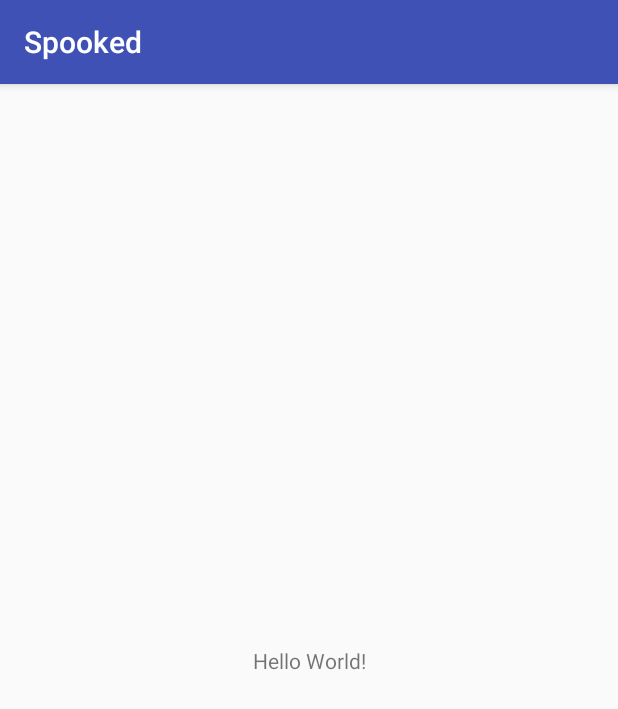
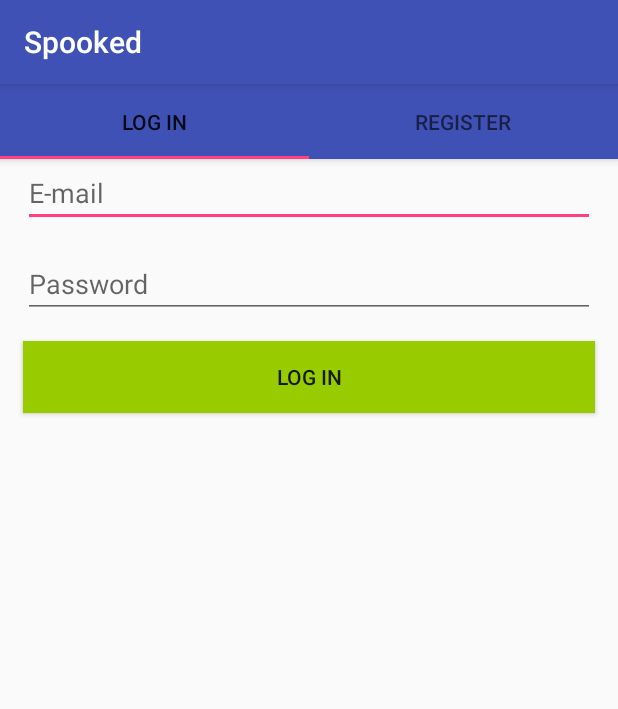
Before and after one commit to BredeFK/Spooked, an Android app: the screen it shows after launch (MainActivity), on a phone screen of 412 x 824 dp. Shown: the top 709 px of the screen. Run offline under Robolectric (Android 15) with nearby library versions, the light colour scheme and no system bars; our stand-ins replace Firebase (no records; nobody signed in at launch, a user with empty details on screens opened directly).

Commit message:
Added firebase and started on users

```diff
--- /dev/null
+++ b/app/src/main/java/gamejam/spooked/com/spooked/LogIn.java
@@ -0,0 +1,33 @@
+package gamejam.spooked.com.spooked;
+
+import android.os.Bundle;
+import android.support.v4.app.Fragment;
+import android.view.LayoutInflater;
+import android.view.View;
+import android.view.ViewGroup;
+import android.widget.Button;
+import android.widget.EditText;
+
+public class LogIn extends Fragment {
+    private EditText editEmail;
+    private EditText editpass;
+    private Button buttonLogin;
+
+    @Override
+    public View onCreateView(LayoutInflater inflater, ViewGroup container, Bundle savedInstanceState) {
+        View view = inflater.inflate(R.layout.fragment_log_in, container, false);
+        initialise(view);
+
+        return view;
+    }
+
+    private void initialise(View view){
+        editEmail = view.findViewById(R.id.editEmailLogin);
+        editpass = view.findViewById(R.id.editPasswordLogin);
+        buttonLogin = view.findViewById(R.id.btnLogin);
+
+    }
+
+
+
+}
--- a/app/src/main/java/gamejam/spooked/com/spooked/MainActivity.java
+++ b/app/src/main/java/gamejam/spooked/com/spooked/MainActivity.java
@@ -1,13 +1,49 @@
 package gamejam.spooked.com.spooked;
 
+import android.content.Intent;
+import android.support.design.widget.TabLayout;
+import android.support.v4.app.FragmentPagerAdapter;
+import android.support.v4.view.PagerAdapter;
+import android.support.v4.view.ViewPager;
 import android.support.v7.app.AppCompatActivity;
 import android.os.Bundle;
 
+import com.google.firebase.auth.FirebaseAuth;
+import com.google.firebase.auth.FirebaseUser;
+
 public class MainActivity extends AppCompatActivity {
+    private FirebaseAuth auth;
+    private FirebaseUser user;
 
     @Override
     protected void onCreate(Bundle savedInstanceState) {
         super.onCreate(savedInstanceState);
         setContentView(R.layout.activity_main);
+
+        initialise();
+
+        // User is logged in
+        if(user != null){
+            Intent intent = new Intent(MainActivity.this, MapActivity.class);
+            startActivity(intent);
+        }
+    }
+
+    private void initialise(){
+        auth = FirebaseAuth.getInstance();
+        user = auth.getCurrentUser();
+        // TODO : make resource string
+        String logIn = "Log in";
+        String register = "Register";
+
+        PageAdapter pageAdapter = new PageAdapter(getSupportFragmentManager());
+        ViewPager viewPager = findViewById(R.id.container);
+        TabLayout layout = findViewById(R.id.tabs);
+
+        pageAdapter.addFragment(new LogIn(), logIn);
+        pageAdapter.addFragment(new register(), register);
+        viewPager.setAdapter(pageAdapter);
+
+        layout.setupWithViewPager(viewPager);
     }
 }
--- /dev/null
+++ b/app/src/main/java/gamejam/spooked/com/spooked/PageAdapter.java
@@ -0,0 +1,38 @@
+package gamejam.spooked.com.spooked;
+
+import android.support.v4.app.Fragment;
+import android.support.v4.app.FragmentManager;
+import android.support.v4.app.FragmentPagerAdapter;
+
+import java.util.ArrayList;
+import java.util.List;
+
+public class PageAdapter extends FragmentPagerAdapter {
+    private static final String TAG = "PageAdapter";
+    private final List<Fragment> fragmentList = new ArrayList<>();
+    private final List<String> fragmentTitleList = new ArrayList<>();
+
+    public PageAdapter(FragmentManager fragmentManager) {
+        super(fragmentManager);
+    }
+
+    public void addFragment(Fragment fragment, String title) {
+        fragmentList.add(fragment);
+        fragmentTitleList.add(title);
+    }
+
+    @Override
+    public CharSequence getPageTitle(int position) {
+        return fragmentTitleList.get(position);
+    }
+
+    @Override
+    public Fragment getItem(int position) {
+        return fragmentList.get(position);
+    }
+
+    @Override
+    public int getCount() {
+        return fragmentList.size();
+    }
+}
--- /dev/null
+++ b/app/src/main/java/gamejam/spooked/com/spooked/register.java
@@ -0,0 +1,36 @@
+package gamejam.spooked.com.spooked;
+
+
+import android.os.Bundle;
+import android.support.v4.app.Fragment;
+import android.view.LayoutInflater;
+import android.view.View;
+import android.view.ViewGroup;
+import android.widget.Button;
+import android.widget.EditText;
+
+public class register extends Fragment {
+    private EditText editName;
+    private EditText editEmail;
+    private EditText editPass;
+    private EditText editConfPass;
+    private Button registerButton;
+
+
+    @Override
+    public View onCreateView(LayoutInflater inflater, ViewGroup container, Bundle savedInstanceState) {
+        View view = inflater.inflate(R.layout.fragment_register, container, false);
+        initialise(view);
+
+        return view;
+    }
+
+    private void initialise(View view){
+        editName = view.findViewById(R.id.editName);
+        editEmail = view.findViewById(R.id.editEmail);
+        editPass = view.findViewById(R.id.editPassword);
+        editConfPass = view.findViewById(R.id.editPassword2);
+        registerButton = view.findViewById(R.id.btnRegister);
+    }
+
+}
--- a/app/src/main/res/layout/activity_main.xml
+++ b/app/src/main/res/layout/activity_main.xml
@@ -1,18 +1,42 @@
 <?xml version="1.0" encoding="utf-8"?>
-<android.support.constraint.ConstraintLayout xmlns:android="http://schemas.android.com/apk/res/android"
+<android.support.design.widget.CoordinatorLayout xmlns:android="http://schemas.android.com/apk/res/android"
     xmlns:app="http://schemas.android.com/apk/res-auto"
     xmlns:tools="http://schemas.android.com/tools"
+    android:id="@+id/main_content"
     android:layout_width="match_parent"
     android:layout_height="match_parent"
+    android:fitsSystemWindows="true"
     tools:context=".MainActivity">
 
-    <TextView
-        android:layout_width="wrap_content"
+    <android.support.design.widget.AppBarLayout
+        android:id="@+id/appbar"
+        android:layout_width="match_parent"
         android:layout_height="wrap_content"
-        android:text="Hello World!"
-        app:layout_constraintBottom_toBottomOf="parent"
-        app:layout_constraintLeft_toLeftOf="parent"
-        app:layout_constraintRight_toRightOf="parent"
-        app:layout_constraintTop_toTopOf="parent" />
+        android:layout_marginTop="0px">
 
-</android.support.constraint.ConstraintLayout>
+        <android.support.design.widget.TabLayout
+            android:id="@+id/tabs"
+            android:layout_width="fill_parent"
+            android:layout_height="50dp">
+
+            <android.support.design.widget.TabItem
+                android:id="@+id/tabItem1"
+                android:layout_width="wrap_content"
+                android:layout_height="wrap_content" />
+
+            <android.support.design.widget.TabItem
+                android:id="@+id/tabItem2"
+                android:layout_width="wrap_content"
+                android:layout_height="wrap_content" />
+
+        </android.support.design.widget.TabLayout>
+
+    </android.support.design.widget.AppBarLayout>
+
+    <android.support.v4.view.ViewPager
+        android:id="@+id/container"
+        android:layout_width="match_parent"
+        android:layout_height="match_parent"
+        app:layout_behavior="@string/appbar_scrolling_view_behavior" />
+
+</android.support.design.widget.CoordinatorLayout>
--- /dev/null
+++ b/app/src/main/res/layout/fragment_log_in.xml
@@ -0,0 +1,43 @@
+<?xml version="1.0" encoding="utf-8"?>
+<android.support.constraint.ConstraintLayout xmlns:android="http://schemas.android.com/apk/res/android"
+    xmlns:tools="http://schemas.android.com/tools"
+    android:layout_width="match_parent"
+    android:layout_height="match_parent"
+    xmlns:app="http://schemas.android.com/apk/res-auto"
+    tools:context=".LogIn">
+
+    <EditText
+        android:id="@+id/editEmailLogin"
+        android:layout_width="fill_parent"
+        android:layout_height="wrap_content"
+        android:layout_marginEnd="15dp"
+        android:layout_marginStart="15dp"
+        android:layout_marginTop="15dp"
+        android:ems="10"
+        android:hint="@string/email"
+        android:inputType="textEmailAddress" />
+
+    <EditText
+        android:id="@+id/editPasswordLogin"
+        android:layout_width="fill_parent"
+        android:layout_height="wrap_content"
+        android:layout_marginEnd="15dp"
+        android:layout_marginStart="15dp"
+        android:layout_marginTop="15dp"
+        android:ems="10"
+        android:hint="@string/password"
+        android:inputType="textPassword"
+        app:layout_constraintTop_toBottomOf="@id/editEmailLogin" />
+
+    <Button
+        android:id="@+id/btnLogin"
+        android:layout_width="fill_parent"
+        android:layout_height="wrap_content"
+        android:layout_marginTop="15dp"
+        android:layout_marginEnd="15dp"
+        android:layout_marginStart="15dp"
+        android:background="@android:color/holo_green_light"
+        android:text="@string/login"
+        app:layout_constraintTop_toBottomOf="@id/editPasswordLogin"
+        tools:layout_editor_absoluteX="15dp" />
+</android.support.constraint.ConstraintLayout>
--- a/app/src/main/res/values/strings.xml
+++ b/app/src/main/res/values/strings.xml
@@ -1,4 +1,13 @@
 <resources>
     <string name="app_name">Spooked</string>
     <string name="title_activity_map">Map</string>
+
+    <!-- TODO: Remove or change this placeholder text -->
+    <string name="hello_blank_fragment">Hello blank fragment</string>
+    <string name="email">E-mail</string>
+    <string name="name">Name</string>
+    <string name="password">Password</string>
+    <string name="confPass">Confirm Password</string>
+    <string name="register">Register</string>
+    <string name="login">Log in</string>
 </resources>
--- a/build.gradle
+++ b/build.gradle
@@ -12,6 +12,7 @@ buildscript {
 
         // NOTE: Do not place your application dependencies here; they belong
         // in the individual module build.gradle files
+        classpath 'com.google.gms:google-services:4.0.1'
     }
 }
 
```
Also changed, not shown: app/build.gradle (+7 -0 lines), app/src/main/res/layout/fragment_register.xml (added, +69 -0 lines), 1 other file.
